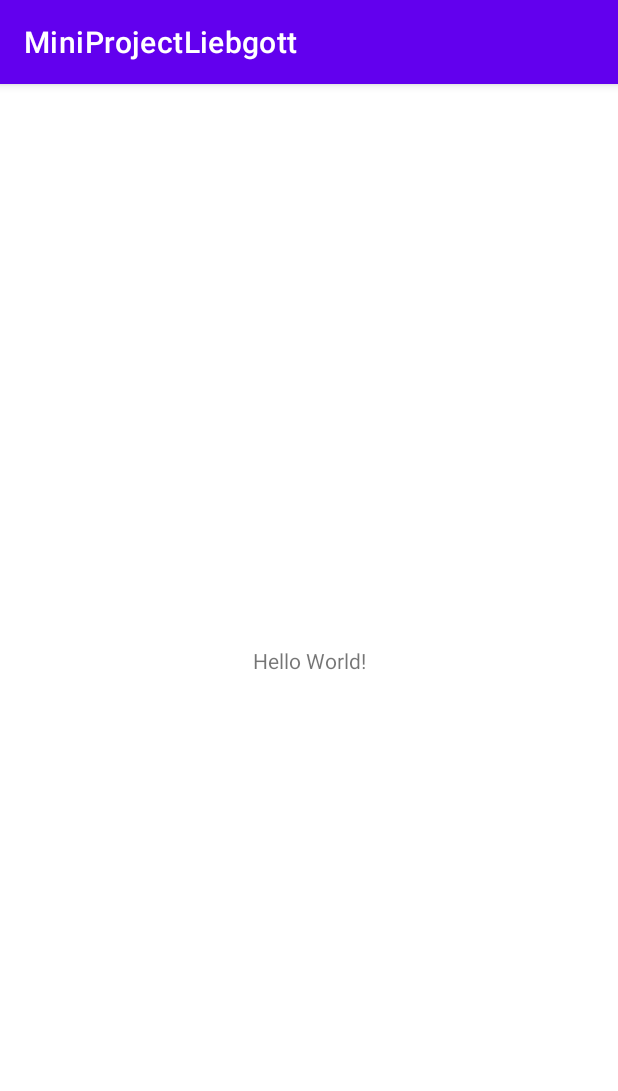
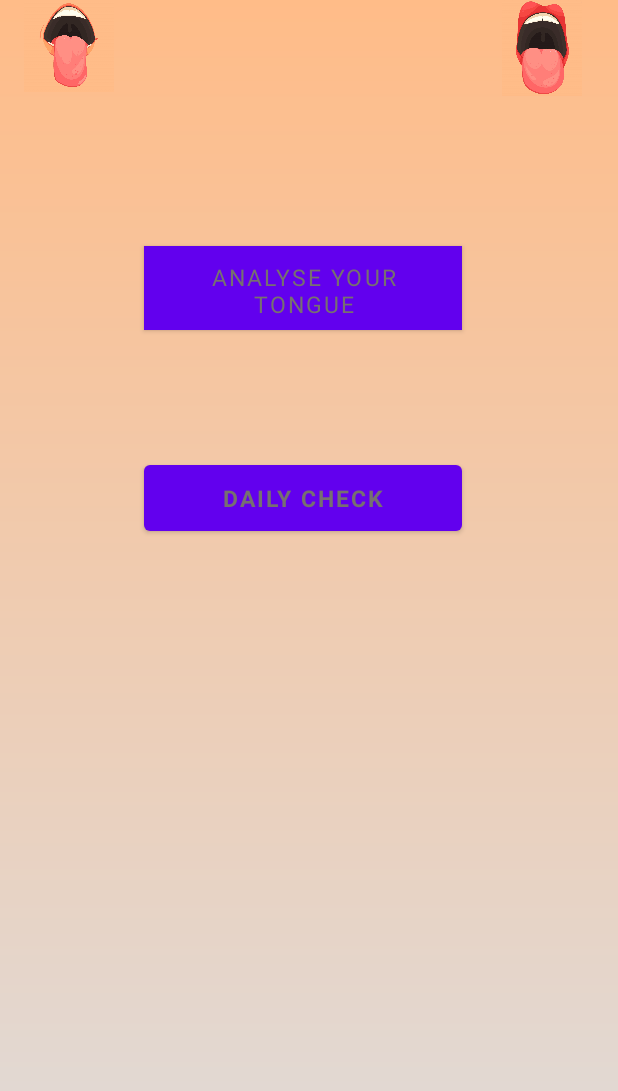
Before and after one commit to thomasliebgott/MiniProjectTongueCheck, an Android app: the screen it shows after launch (MainActivity), on a phone screen of 412 x 824 dp. Shown: the top 1091 px of the screen. Run offline under Robolectric (Android 15) with nearby library versions, the phone set to English and light mode, and no system bars.

Commit message:
10 avril 20h

```diff
--- /dev/null
+++ b/app/src/main/res/drawable/bg_activities.xml
@@ -0,0 +1,10 @@
+<?xml version="1.0" encoding="utf-8"?>
+<shape xmlns:android="http://schemas.android.com/apk/res/android">
+
+    <gradient
+        android:startColor="@color/background"
+        android:endColor="@color/creme"
+        android:angle="90"
+        />
+
+</shape>
--- /dev/null
+++ b/app/src/main/res/drawable/bg_btn.xml
@@ -0,0 +1,4 @@
+<?xml version="1.0" encoding="utf-8"?>
+<selector xmlns:android="http://schemas.android.com/apk/res/android">
+
+</selector>
--- a/app/src/main/res/layout/activity_main.xml
+++ b/app/src/main/res/layout/activity_main.xml
@@ -4,15 +4,65 @@
     xmlns:tools="http://schemas.android.com/tools"
     android:layout_width="match_parent"
     android:layout_height="match_parent"
+    android:background="@drawable/bg_activities"
     tools:context=".MainActivity">
+
+    <Button
+        android:id="@+id/buttonAnalyseYourTongue"
+        android:layout_width="212dp"
+        android:layout_height="56dp"
+        android:layout_marginStart="96dp"
+        android:layout_marginTop="164dp"
+        android:background="@color/teal_200"
+        android:text="@string/analyse_your_tongue"
+        style="@style/Button_text"
+        app:layout_constraintStart_toStartOf="parent"
+        app:layout_constraintTop_toTopOf="parent" />
+
+    <Button
+        android:id="@+id/buttonDailyCheck"
+        android:layout_width="212dp"
+        android:layout_height="56dp"
+        android:layout_marginTop="84dp"
+        style="@style/Button_text"
+        android:text="@string/daily_check"
+        android:textStyle="bold"
+        app:layout_constraintEnd_toEndOf="@+id/buttonAnalyseYourTongue"
+        app:layout_constraintStart_toStartOf="@+id/buttonAnalyseYourTongue"
+        app:layout_constraintTop_toBottomOf="@+id/buttonAnalyseYourTongue" />
 
     <TextView
         android:layout_width="wrap_content"
         android:layout_height="wrap_content"
-        android:text="Hello World!"
-        app:layout_constraintBottom_toBottomOf="parent"
-        app:layout_constraintLeft_toLeftOf="parent"
-        app:layout_constraintRight_toRightOf="parent"
-        app:layout_constraintTop_toTopOf="parent" />
+        android:layout_marginStart="128dp"
+        android:layout_marginTop="16dp"
+        android:fontFamily="sans-serif-black"
+        android:textColor="#777070"
+        android:textSize="24sp"
+        android:textStyle="italic"
+        app:layout_constraintStart_toStartOf="parent"
+        app:layout_constraintTop_toTopOf="parent"
+        tools:text="Tongue Check" />
+
+    <ImageView
+        android:id="@+id/imageView"
+        android:layout_width="60dp"
+        android:layout_height="62dp"
+        android:layout_marginStart="16dp"
+        android:contentDescription="@string/tongue1"
+        app:layout_constraintStart_toStartOf="parent"
+        app:layout_constraintTop_toTopOf="parent"
+        app:srcCompat="@drawable/headera" />
+
+    <ImageView
+        android:id="@+id/imageView2"
+        android:layout_width="69dp"
+        android:layout_height="64dp"
+        android:layout_marginEnd="16dp"
+        android:contentDescription="@string/tongue2"
+        app:layout_constraintEnd_toEndOf="parent"
+        app:layout_constraintTop_toTopOf="parent"
+        app:srcCompat="@drawable/headerb" />
+
 
 </androidx.constraintlayout.widget.ConstraintLayout>
--- a/app/src/main/res/values-night/themes.xml
+++ b/app/src/main/res/values-night/themes.xml
@@ -1,6 +1,6 @@
 <resources xmlns:tools="http://schemas.android.com/tools">
     <!-- Base application theme. -->
-    <style name="Theme.MiniProjectLiebgott" parent="Theme.MaterialComponents.DayNight.DarkActionBar">
+    <style name="Theme.MiniProjectLiebgott" parent="Theme.MaterialComponents.DayNight.NoActionBar">
         <!-- Primary brand color. -->
         <item name="colorPrimary">@color/purple_200</item>
         <item name="colorPrimaryVariant">@color/purple_700</item>
--- a/app/src/main/res/values/colors.xml
+++ b/app/src/main/res/values/colors.xml
@@ -1,10 +1,13 @@
 <?xml version="1.0" encoding="utf-8"?>
 <resources>
     <color name="purple_200">#FFBB86FC</color>
-    <color name="purple_500">#FF6200EE</color>
-    <color name="purple_700">#FF3700B3</color>
+    <color name="creme">#ffbc88</color>
+    <color name="purple_700">#ffbc88</color>
+    <color name="background">#dedcdc</color>
     <color name="teal_200">#FF03DAC5</color>
     <color name="teal_700">#FF018786</color>
     <color name="black">#FF000000</color>
     <color name="white">#FFFFFFFF</color>
+    <color name="Main_Title_Color">#777070</color>
+    <color name="Button_Text_Color">#777070</color>
 </resources>
--- a/app/src/main/res/values/strings.xml
+++ b/app/src/main/res/values/strings.xml
@@ -1,3 +1,26 @@
 <resources>
     <string name="app_name">MiniProjectLiebgott</string>
+
+    <!-- Home Page -->
+    <string name="title">Title</string>
+    <string name="analyse_your_tongue">Analyse Your Tongue</string>
+    <string name="daily_check">Daily Check</string>
+
+    <!-- Page Quick Analyse -->
+    <string name="Title_quick_analyse">Quick Analyse</string>
+    <string name="take_picture">Take a picture</string>
+    <string name="tongue2">tongue2</string>
+    <string name="tongue1">tongue1</string>
+
+    <!-- Page details analyse -->
+    <string-array name="Tongue_Type">
+        <item>Light Pink</item>
+        <item>Gray Tongue Debris</item>
+        <item>Yellow Tongue Debris</item>
+        <item>Violet</item>
+        <item>Red </item>
+        <item>Bright Red </item>
+
+    </string-array>
+
 </resources>
--- a/app/src/main/res/values/themes.xml
+++ b/app/src/main/res/values/themes.xml
@@ -1,8 +1,7 @@
 <resources xmlns:tools="http://schemas.android.com/tools">
     <!-- Base application theme. -->
-    <style name="Theme.MiniProjectLiebgott" parent="Theme.MaterialComponents.DayNight.DarkActionBar">
+    <style name="Theme.MiniProjectLiebgott" parent="Theme.MaterialComponents.DayNight.NoActionBar">
         <!-- Primary brand color. -->
-        <item name="colorPrimary">@color/purple_500</item>
         <item name="colorPrimaryVariant">@color/purple_700</item>
         <item name="colorOnPrimary">@color/white</item>
         <!-- Secondary brand color. -->
@@ -13,4 +12,19 @@
         <item name="android:statusBarColor" tools:targetApi="l">?attr/colorPrimaryVariant</item>
         <!-- Customize your theme here. -->
     </style>
+
+    <!-- Create header -->
+    <style name="Tongue_Title">
+        <item name="android:textColor">@color/Main_Title_Color</item>
+        <item name="android:textSize">24sp</item>
+        <item name="fontFamily">bold</item>
+    </style>
+
+    <!-- Button style -->
+    <style name="Button_text">
+        <item name="android:textColor">@color/Button_Text_Color</item>
+        <item name="android:textSize">15sp</item>
+        <item name="fontFamily">Roboto-Regular</item>
+    </style>
+
 </resources>
```
Also changed, not shown: app/src/main/res/drawable-v24/headerb.jpg (added), app/src/main/res/drawable-v24/tonguefive.PNG (added), app/src/main/res/drawable-v24/tonguefour.PNG (added), app/src/main/res/drawable-v24/tongueone.PNG (added), app/src/main/res/drawable-v24/tonguesix.PNG (added), app/src/main/res/drawable-v24/tonguethree.PNG (added), app/src/main/res/drawable-v24/tonguetwo.PNG (added), app/src/main/res/drawable/headera.jpg (added).
